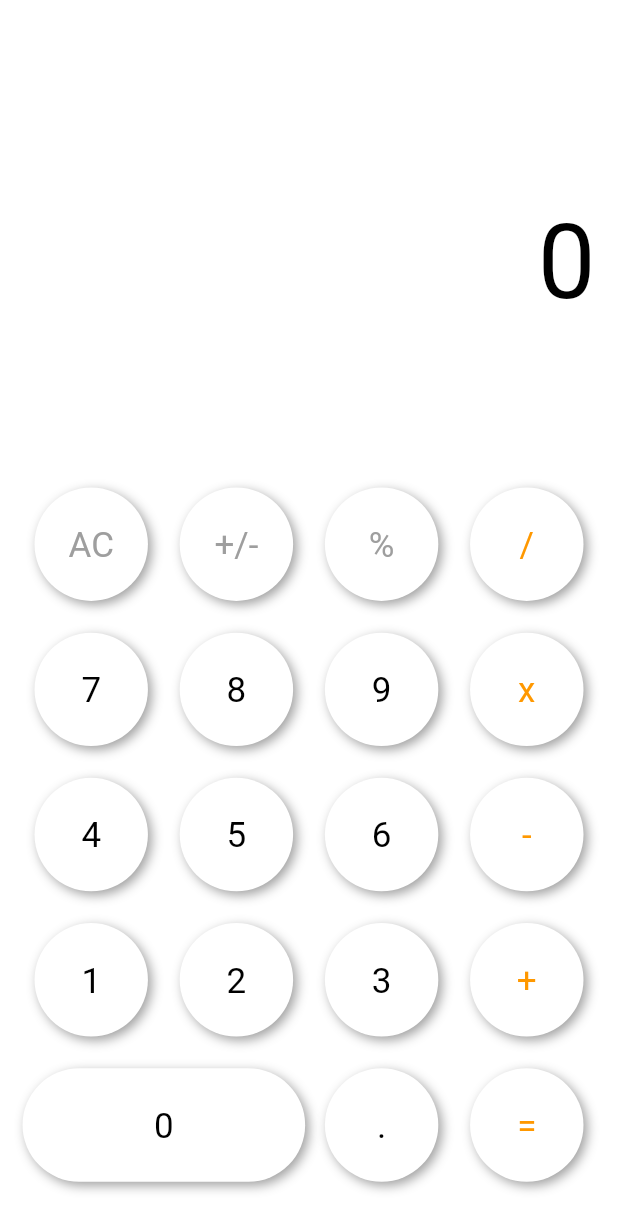
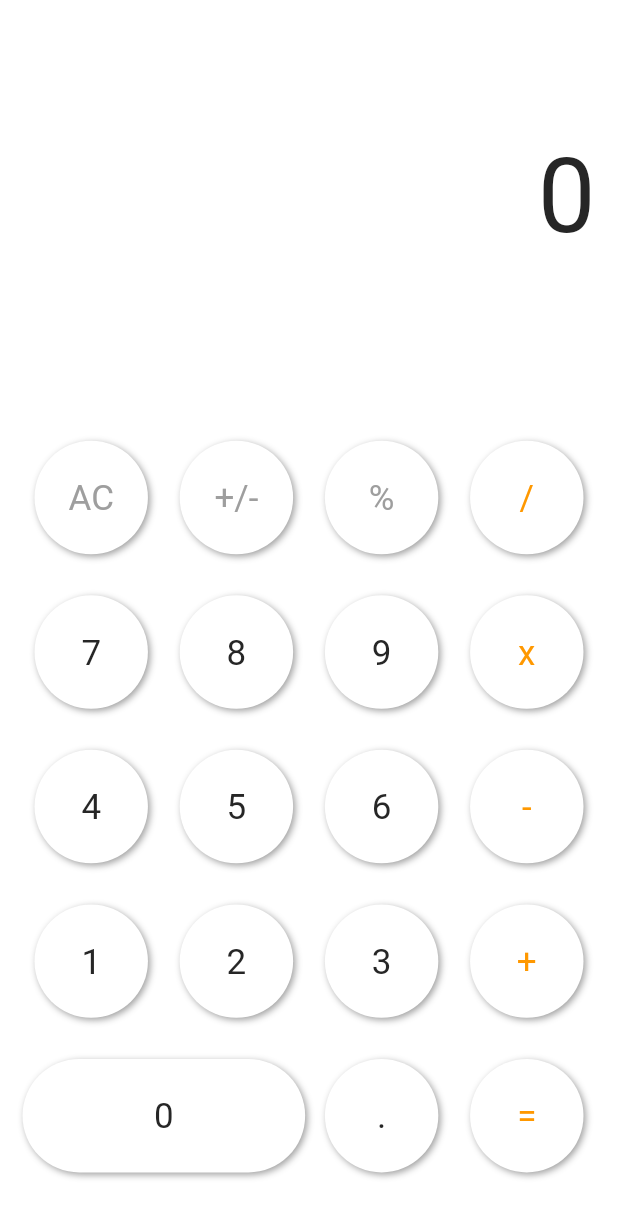
Before and after one commit to muzammilkhan169/calculator, a Flutter app: the screen it shows after launch, on a phone screen of 412 x 824 dp. Shown: the top 1231 px of the screen. Run offline on Flutter 3.47's test engine with Material 2 defaults, Android fonts, the phone set to English and light mode, and no system bars; drawn by our look-alikes of flutter_neumorphic; our stand-ins replace bloc, flutter_bloc, sizer; missing offline and left inert: function_tree.

Commit message:
Themes added (un-completed).

```diff
--- a/lib/app/app.dart
+++ b/lib/app/app.dart
@@ -1,6 +1,7 @@
 import 'package:calculator/app/app_routes.dart';
 import 'package:calculator/modules/calculator/cubit/calculation/calculation_cubit.dart';
 import 'package:calculator/modules/calculator/cubit/keypad/keypad_cubit.dart';
+import 'package:calculator/modules/theme/themes.dart';
 import 'package:calculator/res/strings.dart';
 import 'package:flutter/material.dart';
 import 'package:flutter_bloc/flutter_bloc.dart';
@@ -17,7 +18,10 @@ class App extends StatelessWidget {
           BlocProvider(create: (context) => CalculationCubit()),
           BlocProvider(create: (context) => KeypadCubit()),
         ],
-        child: const MaterialApp(
+        child: MaterialApp(
+          theme: Themes.lightTheme,
+          darkTheme: Themes.darkTheme,
+          themeMode: ThemeMode.light,
           debugShowCheckedModeBanner: false,
           onGenerateRoute: AppRoutes.onGenerate,
           title: Strings.APP_NAME,
--- a/lib/modules/calculator/views/calculator_screen.dart
+++ b/lib/modules/calculator/views/calculator_screen.dart
@@ -8,20 +8,12 @@ class CalculatorScreen extends StatelessWidget {
 
   @override
   Widget build(BuildContext context) {
-    return Scaffold(appBar: appBarWidget(), body: bodyWidget());
-  }
-
-  appBarWidget() {
-    return AppBar(
-      backgroundColor: ColorCodes.WHITE_COLOR,
-      elevation: 0,
-    );
+    return Scaffold(body: bodyWidget());
   }
 
   bodyWidget() {
     return Container(
       padding: const EdgeInsets.all(15),
-      color: ColorCodes.WHITE_COLOR,
       child: Column(
         children: const [
           Expanded(
--- a/lib/modules/calculator/widgets/calculator_display_widget.dart
+++ b/lib/modules/calculator/widgets/calculator_display_widget.dart
@@ -1,6 +1,5 @@
 import 'package:calculator/modules/calculator/cubit/calculation/calculation_cubit.dart';
 import 'package:calculator/res/color_codes.dart';
-import 'package:calculator/res/regex.dart';
 import 'package:calculator/res/styles.dart';
 import 'package:calculator/utils/utils.dart';
 import 'package:flutter/cupertino.dart';
@@ -19,15 +18,13 @@ class CalculatorDisplayWidget extends StatelessWidget {
         margin: EdgeInsets.only(bottom: 5.0.w),
         alignment: Alignment.bottomRight,
         child: Text(
-         Utils. removeTrailingZeros(state.answer.toString()),
+          Utils.removeTrailingZeros(state.answer.toString()),
           style: Styles.textStyles(
-            color: ColorCodes.BLACK_COLOR,
+            color: Theme.of(context).primaryColor,
             textSize: 50.0.sp,
           ),
         ),
       );
     });
   }
-
-
 }
--- a/lib/modules/calculator/widgets/keypad_widget.dart
+++ b/lib/modules/calculator/widgets/keypad_widget.dart
@@ -97,7 +97,7 @@ class KeyPadWidget extends StatelessWidget {
             child: Text(
               Strings.KEYPAD_7,
               style: Styles.textStyles(
-                  color: ColorCodes.BLACK_COLOR, textSize: 17.0.sp),
+                  color: Theme.of(context).primaryColor, textSize: 17.0.sp),
             ),
             onTap: () {
               context
@@ -108,7 +108,7 @@ class KeyPadWidget extends StatelessWidget {
             child: Text(
               Strings.KEYPAD_8,
               style: Styles.textStyles(
-                  color: ColorCodes.BLACK_COLOR, textSize: 17.0.sp),
+                  color: Theme.of(context).primaryColor, textSize: 17.0.sp),
             ),
             onTap: () {
               context
@@ -119,7 +119,7 @@ class KeyPadWidget extends StatelessWidget {
             child: Text(
               Strings.KEYPAD_9,
               style: Styles.textStyles(
-                  color: ColorCodes.BLACK_COLOR, textSize: 17.0.sp),
+                  color: Theme.of(context).primaryColor, textSize: 17.0.sp),
             ),
             onTap: () {
               context
@@ -147,7 +147,7 @@ class KeyPadWidget extends StatelessWidget {
             child: Text(
               Strings.KEYPAD_4,
               style: Styles.textStyles(
-                  color: ColorCodes.BLACK_COLOR, textSize: 17.0.sp),
+                  color: Theme.of(context).primaryColor, textSize: 17.0.sp),
             ),
             onTap: () {
               context
@@ -158,7 +158,7 @@ class KeyPadWidget extends StatelessWidget {
             child: Text(
               Strings.KEYPAD_5,
               style: Styles.textStyles(
-                  color: ColorCodes.BLACK_COLOR, textSize: 17.0.sp),
+                  color: Theme.of(context).primaryColor, textSize: 17.0.sp),
             ),
             onTap: () {
               context
@@ -169,7 +169,7 @@ class KeyPadWidget extends StatelessWidget {
             child: Text(
               Strings.KEYPAD_6,
               style: Styles.textStyles(
-                  color: ColorCodes.BLACK_COLOR, textSize: 17.0.sp),
+                  color: Theme.of(context).primaryColor, textSize: 17.0.sp),
             ),
             onTap: () {
               context
@@ -199,7 +199,7 @@ class KeyPadWidget extends StatelessWidget {
             child: Text(
               Strings.KEYPAD_1,
               style: Styles.textStyles(
-                  color: ColorCodes.BLACK_COLOR, textSize: 17.0.sp),
+                  color: Theme.of(context).primaryColor, textSize: 17.0.sp),
             ),
             onTap: () {
               context
@@ -210,7 +210,7 @@ class KeyPadWidget extends StatelessWidget {
             child: Text(
               Strings.KEYPAD_2,
               style: Styles.textStyles(
-                  color: ColorCodes.BLACK_COLOR, textSize: 17.0.sp),
+                  color: Theme.of(context).primaryColor, textSize: 17.0.sp),
             ),
             onTap: () {
               context
@@ -221,7 +221,7 @@ class KeyPadWidget extends StatelessWidget {
             child: Text(
               Strings.KEYPAD_3,
               style: Styles.textStyles(
-                  color: ColorCodes.BLACK_COLOR, textSize: 17.0.sp),
+                  color: Theme.of(context).primaryColor, textSize: 17.0.sp),
             ),
             onTap: () {
               context
@@ -253,7 +253,7 @@ class KeyPadWidget extends StatelessWidget {
             child: Text(
               Strings.KEYPAD_0,
               style: Styles.textStyles(
-                  color: ColorCodes.BLACK_COLOR, textSize: 17.0.sp),
+                  color: Theme.of(context).primaryColor, textSize: 17.0.sp),
             ),
             onTap: () {
               context
@@ -264,7 +264,7 @@ class KeyPadWidget extends StatelessWidget {
             child: Text(
               Strings.POINT,
               style: Styles.textStyles(
-                  color: ColorCodes.BLACK_COLOR, textSize: 17.0.sp),
+                  color: Theme.of(context).primaryColor, textSize: 17.0.sp),
             ),
             onTap: () {
               context
--- /dev/null
+++ b/lib/modules/theme/theme_cubit.dart
@@ -0,0 +1,15 @@
+import 'package:bloc/bloc.dart';
+import 'package:flutter/material.dart';
+part 'theme_state.dart';
+
+class ThemeCubit extends Cubit<ThemeState> {
+  ThemeMode _currentTheme = ThemeMode.light;
+  ThemeCubit() : super(ThemeState(currentTheme: ThemeMode.light));
+
+  toggleTheme() {
+    _currentTheme =
+        _currentTheme == ThemeMode.light ? ThemeMode.dark : ThemeMode.light;
+
+    emit(ThemeState(currentTheme: _currentTheme));
+  }
+}
--- /dev/null
+++ b/lib/modules/theme/theme_state.dart
@@ -0,0 +1,7 @@
+part of 'theme_cubit.dart';
+
+class ThemeState {
+  final ThemeMode currentTheme;
+
+  ThemeState({required this.currentTheme});
+}
--- /dev/null
+++ b/lib/modules/theme/themes.dart
@@ -0,0 +1,21 @@
+import 'package:calculator/res/color_codes.dart';
+import 'package:flutter/material.dart';
+
+class Themes {
+  static ThemeData darkTheme = ThemeData(
+      primaryColor: ColorCodes.WHITE_COLOR,
+      brightness: Brightness.dark,
+      backgroundColor: const Color(0xFF212121),
+      shadowColor: ColorCodes.DARK_SHADOW_COLOR,
+      dividerColor: Colors.black12,
+      canvasColor: ColorCodes.BLACK_COLOR);
+
+  static ThemeData lightTheme = ThemeData(
+    canvasColor: ColorCodes.WHITE_COLOR,
+    primaryColor: ColorCodes.BLACK_COLOR,
+    shadowColor: Colors.grey[500],
+    brightness: Brightness.light,
+    backgroundColor: const Color(0xFFE5E5E5),
+    dividerColor: Colors.white54,
+  );
+}
--- a/lib/res/color_codes.dart
+++ b/lib/res/color_codes.dart
@@ -3,8 +3,12 @@
 import 'package:flutter/material.dart';
 
 class ColorCodes {
+  static const Color TRANSPARENT_COLORR = Colors.transparent;
+
   static const Color WHITE_COLOR = Colors.white;
-  static const Color BLACK_COLOR = Colors.black;
+  static const Color BLACK_COLOR = Color(0xFF262626);
+  static const Color DARK_SHADOW_COLOR = Colors.black;
+
   static const Color GREY_COLOR = Colors.grey;
   static const Color ORANGE_COLOR = Colors.orange;
 }
--- a/lib/widgets/neumorphic_button.dart
+++ b/lib/widgets/neumorphic_button.dart
@@ -1,3 +1,4 @@
+import 'package:calculator/res/color_codes.dart';
 import 'package:flutter/material.dart';
 import 'package:flutter_neumorphic/flutter_neumorphic.dart';
 import 'package:sizer/sizer.dart';
@@ -24,19 +25,18 @@ class CustomNeumorphicButton extends StatelessWidget {
           width: width ?? 13.5.w,
           child: Center(child: child)),
       onPressed: onTap,
-      style: buttonStyles(),
+      style: buttonStyles(context),
     );
   }
 
-  NeumorphicStyle buttonStyles() {
+  NeumorphicStyle buttonStyles(BuildContext context) {
     return NeumorphicStyle(
       boxShape: isRounded
           ? const NeumorphicBoxShape.circle()
           : NeumorphicBoxShape.roundRect(BorderRadius.circular(40)),
-      depth: 5,
-      surfaceIntensity: 1,
+      depth: 3,
       lightSource: LightSource.topLeft,
-      color: Colors.white,
+      color: Theme.of(context).canvasColor,
     );
   }
 }
```
